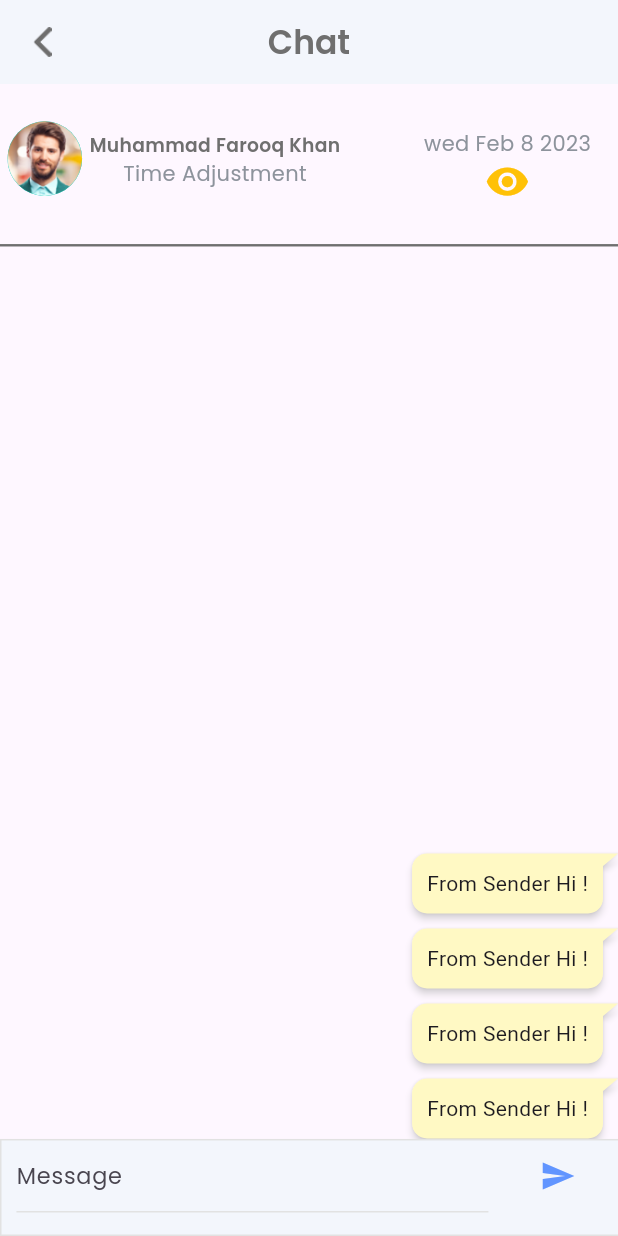
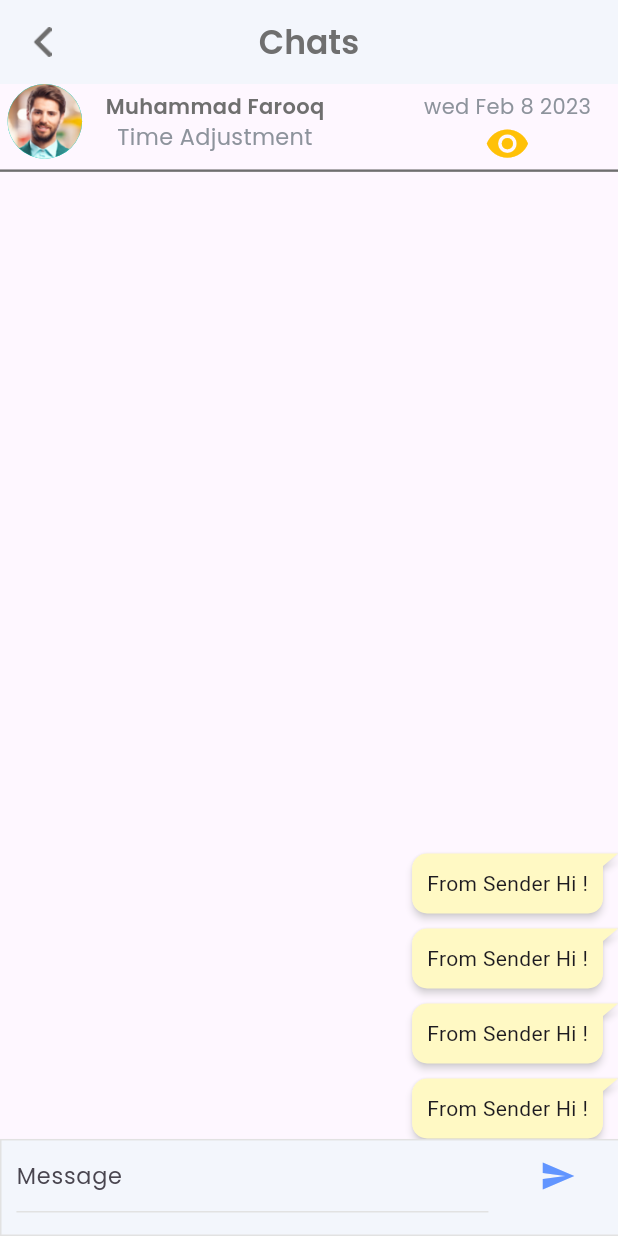
Before and after one commit to farooq958/NewManagementAppEmpleodo, a Flutter app: the ChatScreen screen opened directly, on a phone screen of 412 x 824 dp. Run offline on Flutter 3.47's test engine with Material 2 defaults, Android fonts, the light colour scheme and no system bars; drawn by our look-alikes of flutter_chat_bubble; our stand-ins replace bloc, device_preview, flutter_bloc, flutter_datetime_picker, flutter_rating_bar, flutter_screenutil and 4 more; missing offline and left inert: bottom_picker, dart:ffi, gif_view, sticky_footer_scrollview.

Commit message:
updated 2

```diff
--- a/lib/Views/DashboardsScreen/DashBoardScreen.dart
+++ b/lib/Views/DashboardsScreen/DashBoardScreen.dart
@@ -531,7 +531,7 @@ physics:const NeverScrollableScrollPhysics(),
 // ),
                                                    primaryXAxis: NumericAxis(
                                                      interval: 5,
-                                                     title: AxisTitle(text: "Day"
+                                                     title: AxisTitle(text: "Month Days"
                                                          ,textStyle:
                                                          GoogleFonts.poppins(color: AppColors.greyColor,fontWeight: FontWeight.w500,fontSize: 14.sp)),
                                                      minimum: 0
@@ -658,7 +658,7 @@ borderColor: AppColors.primaryColor,
                                                            Navigator.push(context, ScalePageTransition.scalePageTransition(page: const AttendanceDetailsScreen(), alignment: Alignment.centerLeft));
 
                                                          },
-                                                         child: Center(child: Text("View details",  style: GoogleFonts.poppins(color: AppColors.greyColor,fontSize: 14.sp))),
+                                                         child: Center(child: Text("View Details",  style: GoogleFonts.poppins(color: AppColors.greyColor,fontSize: 14.sp))),
                                                        ),
                                                      ),
                                                    ),
@@ -823,7 +823,7 @@ height: 1.sp,
                                                    )),
                                                    Center(
                                                        child: Text(
-                                                     "Empleado Id",
+                                                     "Empleado ID",
                                                      style: GoogleFonts.poppins(
                                                          fontSize: 13.sp,
                                                          fontWeight:
--- a/lib/Views/DashboardsScreen/InboxScreen/InboxDetails/inbox_detail.dart
+++ b/lib/Views/DashboardsScreen/InboxScreen/InboxDetails/inbox_detail.dart
@@ -36,7 +36,7 @@ class ChatScreen extends StatelessWidget {
             // automaticallyImplyLeading: true,
             centerTitle: true,
             title: Text(
-              "Chat",
+              "Chats",
               style: GoogleFonts.poppins(
                   fontWeight: FontWeight.w600, color: AppColors.greyColor),
             ),
@@ -62,7 +62,8 @@ class ChatScreen extends StatelessWidget {
 
                 children: [
                   SizedBox(
-                    height: 100.sp,
+//color: AppColors.purpleColor,
+                    height: 50.sp,
                     width: 1.sw,
                     child: Row(
                       children: <Widget>[
@@ -102,7 +103,7 @@ class ChatScreen extends StatelessWidget {
                                       alignment: Alignment.bottomCenter,
                                       child: FittedBox(
                                           child: Text(
-                                        "Muhammad Farooq Khan",
+                                        "Muhammad Farooq",
                                         style: GoogleFonts.poppins(
                                             color: AppColors.greyColor,
                                             fontWeight: FontWeight.w600),
@@ -114,7 +115,7 @@ class ChatScreen extends StatelessWidget {
                                           child: Text('Time Adjustment',
                                               style: GoogleFonts.poppins(
                                                   color:
-                                                      AppColors.greyColor2)))))
+                                                      AppColors.greyColor2,fontSize: 15.sp)))))
                             ],
                           ),
                         ),
--- a/lib/Views/DashboardsScreen/PayRollScreen/pay_roll_screen.dart
+++ b/lib/Views/DashboardsScreen/PayRollScreen/pay_roll_screen.dart
@@ -175,6 +175,7 @@ SizedBox(height: 20.sp,),
 
                                       child: Row(
                                         children: [
+                                          SizedBox(width: 5.sp,),
                                           Center(
                                               child: FittedBox(
                                                   child: Text(
@@ -188,7 +189,7 @@ SizedBox(height: 20.sp,),
                                                         fontSize:
                                                         15.sp),
                                                   ))),
-                                          SizedBox(width: 10.sp,),
+                                          SizedBox(width: 5.sp,),
                                           SvgPicture.asset(AppIcons.attendanceHistoryIcon,height: 13.sp,color: AppColors.greyColor2,),
 
                                         ],
--- a/lib/Views/LoginScreen/login_screen1.dart
+++ b/lib/Views/LoginScreen/login_screen1.dart
@@ -7,7 +7,6 @@ import 'package:empleado_development/Views/Utils/Data/app_colors.dart';
 import 'package:empleado_development/Views/Utils/Data/app_files.dart';
 import 'package:empleado_development/Views/Utils/PageTransitions/slide_page_transition.dart';
 import 'package:empleado_development/Views/Utils/copyrights_widget.dart';
-import 'package:flutter/cupertino.dart';
 import 'package:flutter/material.dart';
 import 'package:flutter_screenutil/flutter_screenutil.dart';
 import 'package:flutter_svg/flutter_svg.dart';
--- a/lib/main.dart
+++ b/lib/main.dart
@@ -8,7 +8,7 @@ import 'Views/Utils/Data/app_provider.dart';
 
 void main() {
   runApp(DevicePreview(
-    enabled: false,
+    enabled: true,
     builder: (context) => const MyApp(), // Wrap your app
   ),);
 }
```
Also changed, not shown: lib/Views/DashboardsScreen/AttendenceDetailScreen/attendance_details_screen.dart (+7 -2 lines), lib/Views/DashboardsScreen/PerformanceScreen/feedBack.dart (+10 -4 lines).
